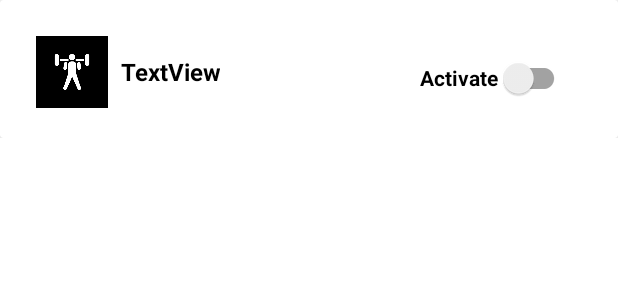
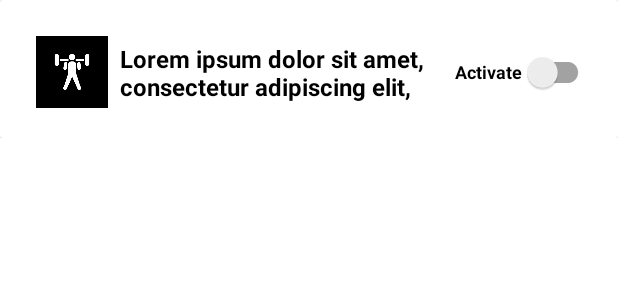
Before and after one commit to kennethjpaul/HushGuard, an Android app: the layout profile_list_item.xml on its own in the app's theme, with its tools: preview values and no code run, on a phone screen of 412 x 824 dp. Shown: the top 300 px of the screen. Run offline under Robolectric (Android 15) with nearby library versions, the phone set to English and light mode, and no system bars.

Commit message:
Corrected the alignment of the switch in profile list

```diff
--- a/app/src/main/res/layout/profile_list_item.xml
+++ b/app/src/main/res/layout/profile_list_item.xml
@@ -38,21 +38,27 @@
             <androidx.appcompat.widget.SwitchCompat
                 android:id="@+id/profile_list_item_switch"
                 style="@style/material_card_subtitle"
-                android:layout_marginEnd="16dp"
+                android:layout_margin="0dp"
                 android:text="@string/activate"
-                app:trackTint="@color/black_500"
-                app:layout_constraintBottom_toBottomOf="@+id/profile_list_item_name"
+                android:textSize="12sp"
+                app:layout_constraintBottom_toBottomOf="@+id/profile_list_item_background"
                 app:layout_constraintEnd_toEndOf="parent"
-                app:layout_constraintTop_toTopOf="@+id/profile_list_item_name" />
+                app:layout_constraintTop_toTopOf="@+id/profile_list_item_background"
+                app:trackTint="@color/black_500" />
 
             <TextView
                 android:id="@+id/profile_list_item_name"
                 style="@style/material_card_title"
+                android:layout_width="0dp"
+                android:textAlignment="textStart"
                 android:layout_marginStart="8dp"
-                android:text="TextView"
+                android:maxLines="2"
+                android:text="Lorem ipsum dolor sit amet, consectetur adipiscing elit, sed do eiusmod tempor incididunt ut labore et dolore magna aliqua. Ut enim ad minim veniam, quis nostrud exercitation"
                 app:layout_constraintBottom_toBottomOf="@+id/profile_list_item_image"
+                app:layout_constraintEnd_toStartOf="@+id/profile_list_item_switch"
+                app:layout_constraintHorizontal_bias="0.0"
                 app:layout_constraintStart_toEndOf="@+id/profile_list_item_background"
-                app:layout_constraintTop_toTopOf="@+id/profile_list_item_image" />
+                app:layout_constraintTop_toTopOf="@+id/profile_list_item_image"/>
         </androidx.constraintlayout.widget.ConstraintLayout>
     </com.google.android.material.card.MaterialCardView>
 </androidx.constraintlayout.widget.ConstraintLayout>
```
